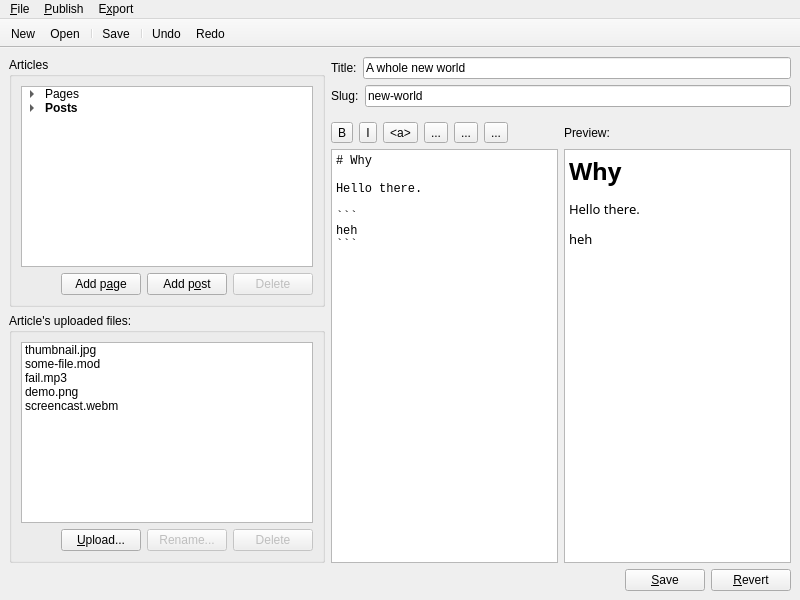
Qt form main.ui (nhanb/bloghead-qt) before a commit.
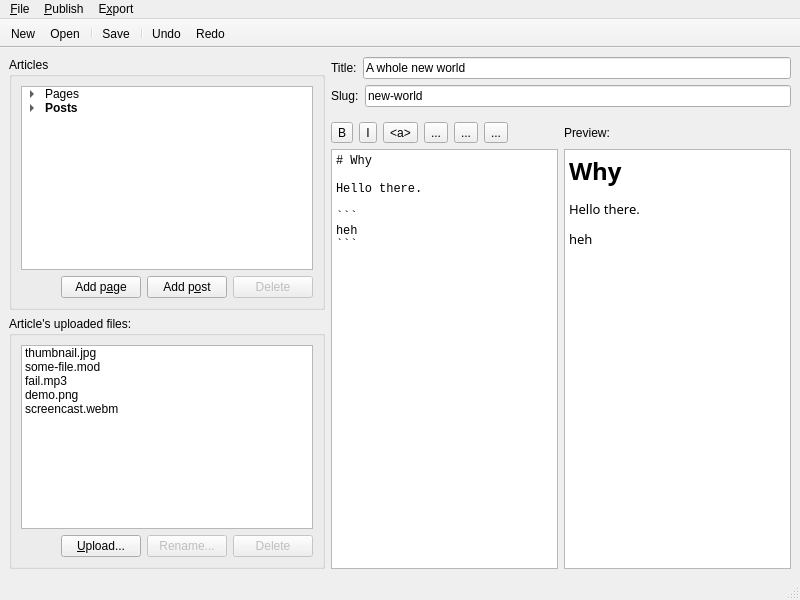
The same form after that commit. Icons and pictures are not drawn.

Commit message: remove bottom button group; add kb shortcuts

Diff of the .ui file:
```diff
--- a/main.ui
+++ b/main.ui
@@ -17,7 +17,7 @@
    <string/>
   </property>
   <widget class="QWidget" name="centralwidget">
-   <layout class="QVBoxLayout" name="verticalLayout_2" stretch="0,0">
+   <layout class="QVBoxLayout" name="verticalLayout_2" stretch="0">
     <item>
      <layout class="QHBoxLayout" name="mainUI" stretch="0,1">
       <item>
@@ -583,49 +583,6 @@
       </item>
      </layout>
     </item>
-    <item>
-     <layout class="QHBoxLayout" name="mainButtons">
-      <item>
-       <spacer name="horizontalSpacer">
-        <property name="orientation">
-         <enum>Qt::Horizontal</enum>
-        </property>
-        <property name="sizeHint" stdset="0">
-         <size>
-          <width>40</width>
-          <height>20</height>
-         </size>
-        </property>
-       </spacer>
-      </item>
-      <item>
-       <widget class="QPushButton" name="pushButton">
-        <property name="text">
-         <string>&amp;Save</string>
-        </property>
-        <property name="icon">
-         <iconset theme="document-save"/>
-        </property>
-       </widget>
-      </item>
-      <item>
-       <widget class="QPushButton" name="pushButton_2">
-        <property name="enabled">
-         <bool>true</bool>
-        </property>
-        <property name="toolTip">
-         <string>Revert all unsaved changes</string>
-        </property>
-        <property name="text">
-         <string>&amp;Revert</string>
-        </property>
-        <property name="icon">
-         <iconset theme="document-revert"/>
-        </property>
-       </widget>
-      </item>
-     </layout>
-    </item>
    </layout>
   </widget>
   <widget class="QMenuBar" name="menubar">
@@ -699,6 +656,7 @@
    <addaction name="actionUndo"/>
    <addaction name="actionRedo"/>
   </widget>
+  <widget class="QStatusBar" name="statusBar"/>
   <action name="action_New">
    <property name="icon">
     <iconset theme="document-new"/>
```
Left out of the diff: 55 changed lines with no effect on the pictures.
